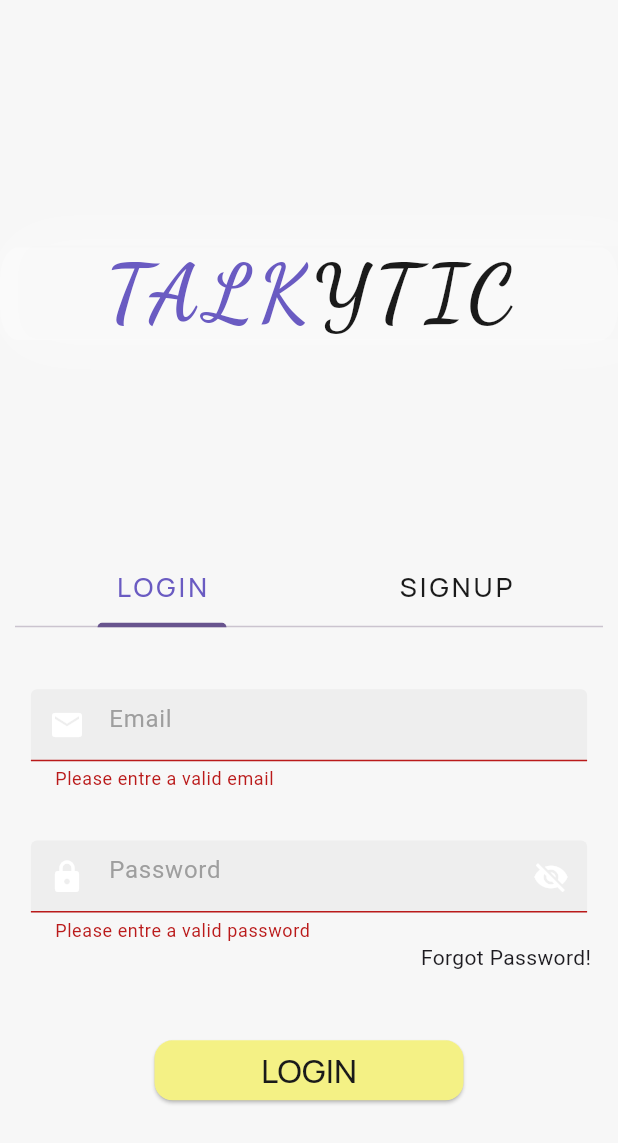
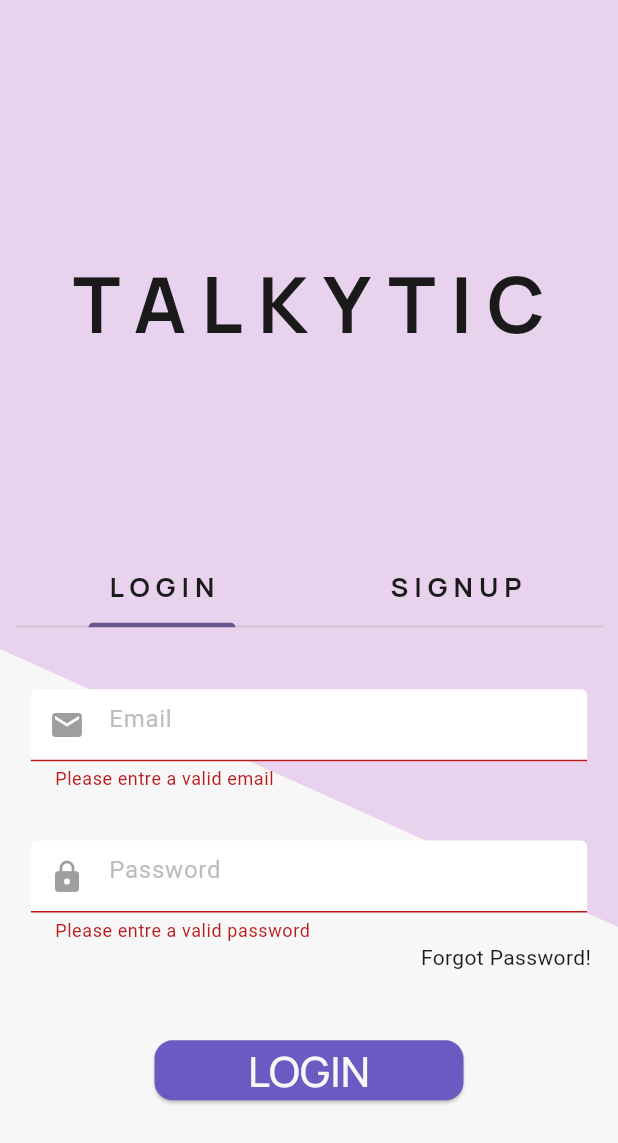
Before and after one commit to raunak2909/chat_131, a Flutter app: the screen it shows after launch, after a tap on "LOGIN", on a phone screen of 412 x 824 dp. Shown: the top 1143 px of the screen. Run offline on Flutter 3.47's test engine with Material 2 defaults, Android fonts, the phone set to English and light mode, and no system bars; our stand-ins replace avatar_glow, bloc, cloud_firestore, firebase_auth, firebase_core, flutter_bloc and 7 more; accounts and stored records are empty; statements that could not run were skipped.

Commit message:
adding background clip path design

```diff
--- a/lib/Screen/Auth/Screens/Register_Page.dart
+++ b/lib/Screen/Auth/Screens/Register_Page.dart
@@ -86,7 +86,7 @@ class _RegisterPageScreenState extends State<RegisterPageScreen> {
               keyboardType: TextInputType.emailAddress,
               prefixIcon: Icon(
                 Icons.email,
-                color: Colors.white,
+                color: Colors.grey.shade400,
               ),
             ),
           ),
@@ -106,7 +106,7 @@ class _RegisterPageScreenState extends State<RegisterPageScreen> {
               keyboardType: TextInputType.text,
               prefixIcon: Icon(
                 Icons.phone,
-                color: Colors.white,
+                color: Colors.grey.shade400,
               ),
             ),
           ),
@@ -131,7 +131,7 @@ class _RegisterPageScreenState extends State<RegisterPageScreen> {
                       keyboardType: TextInputType.text,
                       prefixIcon: Icon(
                         Icons.lock_rounded,
-                        color: Colors.white,
+                        color: Colors.grey.shade400,
                       ),
                     ),
                   ),
@@ -162,7 +162,7 @@ class _RegisterPageScreenState extends State<RegisterPageScreen> {
             width: size.width / 2,
             child: ElevatedButton(
               style: ElevatedButton.styleFrom(
-                backgroundColor: ColorConstants.yellowShade,
+                backgroundColor: ColorConstants.purpleShade,
                 shape: RoundedRectangleBorder(
                   borderRadius: BorderRadius.all(Radius.circular(12)),
                 ),
@@ -192,7 +192,7 @@ class _RegisterPageScreenState extends State<RegisterPageScreen> {
                 'Register'.toUpperCase(),
                 style: TextStyle(
                   fontFamily: GoogleFonts.manrope().fontFamily,
-                  color: ColorConstants.blackShade,
+                  color: ColorConstants.whiteShade,
                   fontSize: 22,
                 ),
               ),
--- a/lib/Screen/Auth/Screens/WelcomeScreen.dart
+++ b/lib/Screen/Auth/Screens/WelcomeScreen.dart
@@ -1,12 +1,13 @@
 // ignore_for_file: prefer_const_constructors, prefer_const_literals_to_create_immutables, non_constant_identifier_names, must_be_immutable
 
-
 import 'package:flutter/material.dart';
+import 'package:flutter_bloc/flutter_bloc.dart';
 import 'package:google_fonts/google_fonts.dart';
 
 import 'package:talklytic/Screen/Auth/Data/color_constants.dart';
 import 'package:talklytic/Screen/Auth/Screens/login_page.dart';
 
+import '../../../Bloc/Trending_gif/trending_gif_bloc.dart';
 import 'Register_Page.dart';
 
 class AuthenticationHomepage extends StatefulWidget {
@@ -25,6 +26,7 @@ class _AuthenticationHomepageState extends State<AuthenticationHomepage>
   late TabController _tabController;
   @override
   void initState() {
+    context.read<TrendingGifBloc>().add(GetTrendingGif());
     _tabController = TabController(initialIndex: 0, length: 2, vsync: this);
     super.initState();
   }
@@ -38,7 +40,12 @@ class _AuthenticationHomepageState extends State<AuthenticationHomepage>
         child: SizedBox(
           height: size.height,
           child: Stack(children: [
-            Container(
+            ClipPath(
+              clipper: ClipClipper(),
+              child: Container(
+                height: size.height * 0.75,
+                color: const Color.fromARGB(167, 225, 190, 231),
+              ),
             ),
             SafeArea(
               child: Align(
@@ -49,51 +56,17 @@ class _AuthenticationHomepageState extends State<AuthenticationHomepage>
                     Container(
                         alignment: Alignment.center,
                         width: size.width,
-                      decoration: BoxDecoration(
-                          color: Color.fromARGB(60, 255, 255, 255),
-                          borderRadius: BorderRadius.all(
-                            Radius.elliptical(12, 21),
-                          ),
-                          boxShadow: [
-                            BoxShadow(
-                              blurRadius: 32.0,
-                              color: Color.fromARGB(117, 255, 255, 255),
-                              blurStyle: BlurStyle.outer,
-                              offset: Offset(12, -1),
-                            )
-                          ]),
-                      child: RichText(
-                          text: TextSpan(children: [
-                        TextSpan(
-                          text: 'Talk'.toUpperCase(),
+                        child: Text(
+                          'Talkytic'.toUpperCase(),
                           style: TextStyle(
-                            fontFamily: GoogleFonts.dancingScript().fontFamily,
-                            fontSize: 52,
-                            color: ColorConstants.purpleShade,
-                            fontStyle: FontStyle.normal,
-                            fontWeight: FontWeight.bold,
-                            letterSpacing: 4,
-                            // decoration: TextDecoration.lineThrough,
-                            decorationColor: ColorConstants.yellowShade,
-                            decorationThickness: 3,
-                          ),
-                        ),
-                        TextSpan(
-                          text: 'ytic'.toUpperCase(),
-                          style: TextStyle(
-                            fontFamily: GoogleFonts.dancingScript().fontFamily,
+                            fontFamily: GoogleFonts.manrope().fontFamily,
                             fontSize: 52,
                             color: ColorConstants.blackShade,
                             fontStyle: FontStyle.normal,
                             fontWeight: FontWeight.bold,
-                            letterSpacing: 4,
-                            // decoration: TextDecoration.lineThrough,
-                            decorationColor: ColorConstants.purpleShade,
-                            decorationThickness: 3,
+                            letterSpacing: 10,
                           ),
-                        ),
-                      ])),
-                    )
+                        ))
                   ],
                 ),
               ),
@@ -119,8 +92,9 @@ class _AuthenticationHomepageState extends State<AuthenticationHomepage>
                                   fontFamily: GoogleFonts.manrope().fontFamily,
                                   fontSize: 18,
                                   fontStyle: FontStyle.normal,
-                                letterSpacing: 2,
-                              ),
+                                  letterSpacing: 4,
+                                  color: ColorConstants.blackShade,
+                                  fontWeight: FontWeight.bold),
                             ),
                           ),
                           Padding(
@@ -130,9 +104,10 @@ class _AuthenticationHomepageState extends State<AuthenticationHomepage>
                               style: TextStyle(
                                   fontFamily: GoogleFonts.manrope().fontFamily,
                                   fontSize: 18,
-                                letterSpacing: 2,
+                                  letterSpacing: 4,
                                   fontStyle: FontStyle.normal,
-                              ),
+                                  color: ColorConstants.blackShade,
+                                  fontWeight: FontWeight.bold),
                             ),
                           ),
                         ],
@@ -157,3 +132,18 @@ class _AuthenticationHomepageState extends State<AuthenticationHomepage>
     );
   }
 }
+
+class ClipClipper extends CustomClipper<Path> {
+  @override
+  Path getClip(Size size) {
+    Path path = Path();
+    path.lineTo(0, size.height * 0.7);
+    path.lineTo(size.width, size.height);
+    path.lineTo(size.width, 0);
+    path.close();
+    return path;
+  }
+
+  @override
+  bool shouldReclip(CustomClipper<Path> oldClipper) => true;
+}
--- a/lib/Screen/Auth/Screens/login_page.dart
+++ b/lib/Screen/Auth/Screens/login_page.dart
@@ -8,7 +8,6 @@ import 'package:talklytic/Screen/Auth/Data/auth.dart';
 import 'package:talklytic/Screen/Auth/Data/color_constants.dart';
 import 'package:talklytic/Screen/Auth/Screens/splashScreen.dart';
 import 'package:talklytic/Screen/Auth/Screens/widgets/Text_fields.dart';
-
 
 class LoginPageScreen extends StatefulWidget {
   Widget LoginScreen;
@@ -51,7 +50,7 @@ class _LoginPageScreenState extends State<LoginPageScreen> {
               keyboardType: TextInputType.emailAddress,
               prefixIcon: Icon(
                 Icons.email,
-                color: Colors.white,
+                color: Colors.black38,
               ),
             ),
           ),
@@ -71,7 +70,7 @@ class _LoginPageScreenState extends State<LoginPageScreen> {
               keyboardType: TextInputType.text,
               prefixIcon: Icon(
                 Icons.lock_rounded,
-                color: Colors.white,
+                color: Colors.black38,
               ),
               suffixIcon: InkWell(
                 onTap: () {
@@ -102,7 +101,7 @@ class _LoginPageScreenState extends State<LoginPageScreen> {
             width: size.width / 2,
             child: ElevatedButton(
               style: ElevatedButton.styleFrom(
-                backgroundColor: ColorConstants.yellowShade,
+                backgroundColor: ColorConstants.purpleShade,
                 shape: RoundedRectangleBorder(
                   borderRadius: BorderRadius.all(Radius.circular(12)),
                 ),
@@ -124,8 +123,8 @@ class _LoginPageScreenState extends State<LoginPageScreen> {
                 'Login'.toUpperCase(),
                 style: TextStyle(
                   fontFamily: GoogleFonts.manrope().fontFamily,
-                  color: ColorConstants.blackShade,
-                  fontSize: 22,
+                  color: ColorConstants.whiteShade,
+                  fontSize: 28,
                 ),
               ),
             ),
--- a/lib/Screen/Auth/Screens/splashScreen.dart
+++ b/lib/Screen/Auth/Screens/splashScreen.dart
@@ -2,11 +2,14 @@
 
 import 'package:avatar_glow/avatar_glow.dart';
 import 'package:flutter/material.dart';
+import 'package:flutter_bloc/flutter_bloc.dart';
 import 'package:google_fonts/google_fonts.dart';
 import 'package:shared_preferences/shared_preferences.dart';
 import 'package:talklytic/Screen/Auth/Data/color_constants.dart';
 import 'package:talklytic/Screen/Auth/Screens/Responsive/mobile_view.dart';
 import 'package:talklytic/Screen/mobile_scaffold.dart';
+
+import '../../../Bloc/Trending_gif/trending_gif_bloc.dart';
 
 class SplashScreenPage extends StatefulWidget {
   static const String KEYLOGIN = 'login';
@@ -25,6 +28,7 @@ class _SplashScreenPageState extends State<SplashScreenPage>
 
   @override
   void initState() {
+     context.read<TrendingGifBloc>().add(GetTrendingGif());
     _controller = AnimationController(vsync: this);
     _startTypingAnimation();
     checkAuth();
--- a/lib/Screen/Auth/Screens/widgets/Text_fields.dart
+++ b/lib/Screen/Auth/Screens/widgets/Text_fields.dart
@@ -52,10 +52,10 @@ class MyTextFieldWidget extends StatelessWidget {
             color: ColorConstants.purpleShade,
           ),
         ),
-        fillColor: Colors.grey.shade200,
+        fillColor: Colors.white,
         filled: true,
         hintText: hintText,
-        hintStyle: TextStyle(color: Colors.grey[500]),
+        hintStyle: TextStyle(color: Colors.grey[400]),
         errorText: errorMsg,
       ),
     );
--- a/lib/Screen/widgets/gif_page.dart
+++ b/lib/Screen/widgets/gif_page.dart
@@ -16,7 +16,7 @@ class GifPage extends StatefulWidget {
 class _GifPageState extends State<GifPage> {
   @override
   void initState() {
-    context.read<TrendingGifBloc>().add(GetTrendingGif());
+    // context.read<TrendingGifBloc>().add(GetTrendingGif());
     super.initState();
   }
 
--- a/lib/main.dart
+++ b/lib/main.dart
@@ -1,4 +1,6 @@
 // ignore_for_file: unused_import
+
+import 'package:flutter/foundation.dart' show kIsWeb;
 
 import 'package:firebase_core/firebase_core.dart';
 import 'package:flutter/material.dart';
@@ -24,7 +26,12 @@ import 'firebase_options.dart';
 
 void main() async {
   WidgetsFlutterBinding.ensureInitialized();
-  MobileAds.instance.initialize();
+
+  if (kIsWeb) {
+  } else {
+    // MobileAds.instance.initialize();
+  }
+
   WidgetsFlutterBinding.ensureInitialized();
   await Firebase.initializeApp(
     options: DefaultFirebaseOptions.currentPlatform,
@@ -51,7 +58,7 @@ class MyApp extends StatelessWidget {
         tabletScaffold: TabletScaffold(),
         desktopScaffld: DesktopAuthScreen(),
       ),
-      // home: MobileScaffold(),
+      // home:const XPage(),
     );
   }
 
```
Lines whose indentation alone changed are shown as unchanged.
